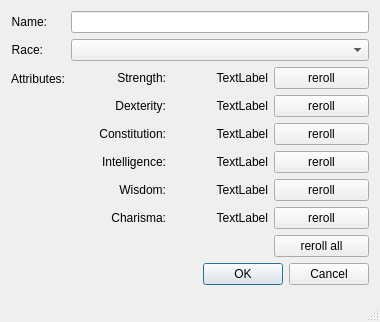
Above: ui/CreateCharacterDialog.ui from jgardner1/JGRPGTools before the change. Below: the same form after it.
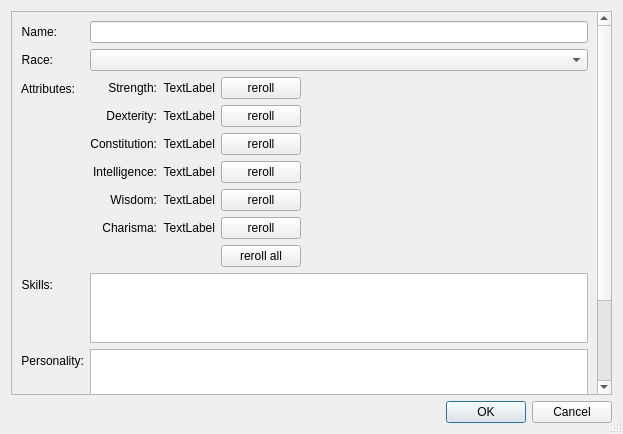
That is the form after the change. Custom widgets are drawn as their Qt base class.

Commit message: Lots of changes. The Skills dialog should have better error handling.

```diff
--- a/ui/CreateCharacterDialog.ui
+++ b/ui/CreateCharacterDialog.ui
@@ -6,8 +6,8 @@
    <rect>
     <x>0</x>
     <y>0</y>
-    <width>380</width>
-    <height>322</height>
+    <width>623</width>
+    <height>434</height>
    </rect>
   </property>
   <property name="windowTitle">
@@ -16,6 +16,21 @@
   <property name="sizeGripEnabled">
    <bool>true</bool>
   </property>
+  <layout class="QVBoxLayout" name="verticalLayout">
+   <item>
+    <widget class="QScrollArea" name="scrollArea">
+     <property name="widgetResizable">
+      <bool>true</bool>
+     </property>
+     <widget class="QWidget" name="scrollAreaWidgetContents">
+      <property name="geometry">
+       <rect>
+        <x>0</x>
+        <y>0</y>
+        <width>589</width>
+        <height>496</height>
+       </rect>
+      </property>
   <layout class="QFormLayout" name="formLayout">
    <item row="0" column="0">
     <widget class="QLabel" name="label">
@@ -72,6 +87,8 @@
     </widget>
    </item>
    <item row="2" column="1">
+        <layout class="QHBoxLayout" name="horizontalLayout">
+         <item>
     <layout class="QGridLayout" name="gridLayout">
      <item row="5" column="2">
       <widget class="QPushButton" name="rerollStrengthPushButton_6">
@@ -244,7 +261,83 @@
      </item>
     </layout>
    </item>
+         <item>
+          <spacer name="horizontalSpacer">
+           <property name="orientation">
+            <enum>Qt::Horizontal</enum>
+           </property>
+           <property name="sizeHint" stdset="0">
+            <size>
+             <width>40</width>
+             <height>20</height>
+            </size>
+           </property>
+          </spacer>
+         </item>
+        </layout>
+       </item>
+       <item row="3" column="0">
+        <widget class="QLabel" name="label_10">
+         <property name="text">
+          <string>Skills:</string>
+         </property>
+         <property name="textFormat">
+          <enum>Qt::PlainText</enum>
+         </property>
+         <property name="alignment">
+          <set>Qt::AlignRight|Qt::AlignTrailing|Qt::AlignVCenter</set>
+         </property>
+         <property name="labelClass" stdset="0">
+          <string>fieldName</string>
+         </property>
+        </widget>
+       </item>
    <item row="3" column="1">
+        <widget class="QTreeView" name="skillTreeView"/>
+       </item>
+       <item row="4" column="0">
+        <widget class="QLabel" name="label_11">
+         <property name="text">
+          <string>Personality:</string>
+         </property>
+         <property name="textFormat">
+          <enum>Qt::PlainText</enum>
+         </property>
+         <property name="alignment">
+          <set>Qt::AlignRight|Qt::AlignTrailing|Qt::AlignVCenter</set>
+         </property>
+         <property name="labelClass" stdset="0">
+          <string>fieldName</string>
+         </property>
+        </widget>
+       </item>
+       <item row="4" column="1">
+        <widget class="QTreeView" name="personalityTreeView"/>
+       </item>
+       <item row="5" column="0">
+        <widget class="QLabel" name="label_12">
+         <property name="text">
+          <string>History:</string>
+         </property>
+         <property name="textFormat">
+          <enum>Qt::PlainText</enum>
+         </property>
+         <property name="alignment">
+          <set>Qt::AlignRight|Qt::AlignTrailing|Qt::AlignVCenter</set>
+         </property>
+         <property name="labelClass" stdset="0">
+          <string>fieldName</string>
+         </property>
+        </widget>
+       </item>
+       <item row="5" column="1">
+        <widget class="QTextEdit" name="historyTextEdit"/>
+       </item>
+      </layout>
+     </widget>
+    </widget>
+   </item>
+   <item>
     <widget class="QDialogButtonBox" name="buttonBox">
      <property name="orientation">
       <enum>Qt::Horizontal</enum>
```
Lines whose indentation alone changed are shown as unchanged. The commit also changes 9 other files.
